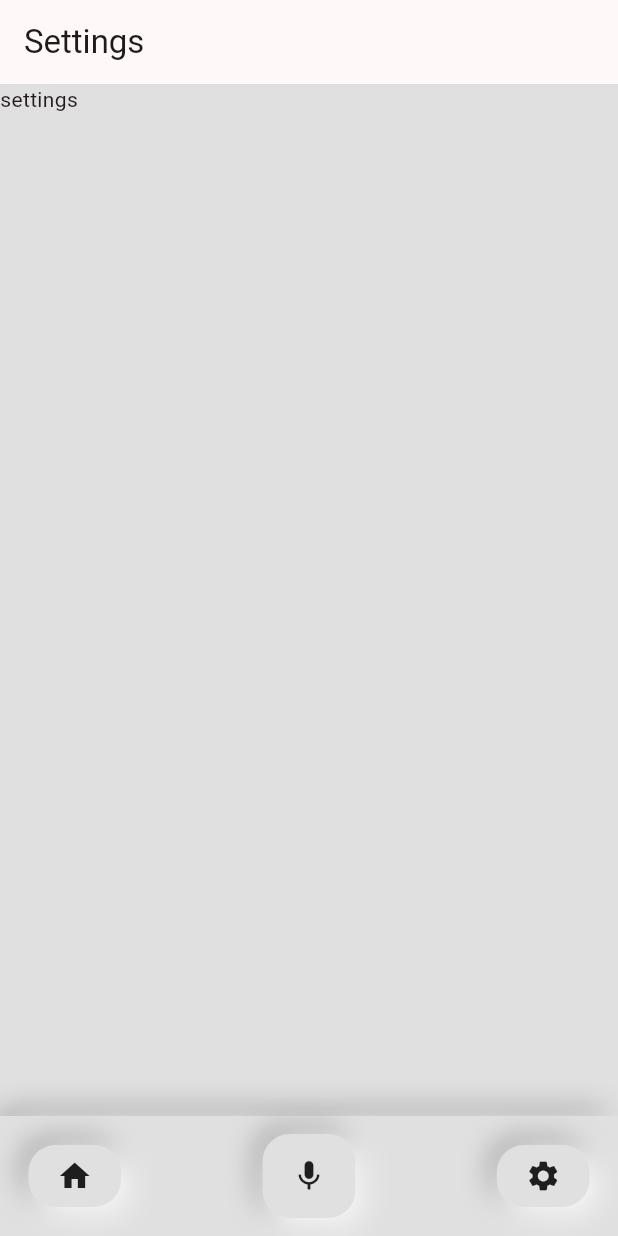
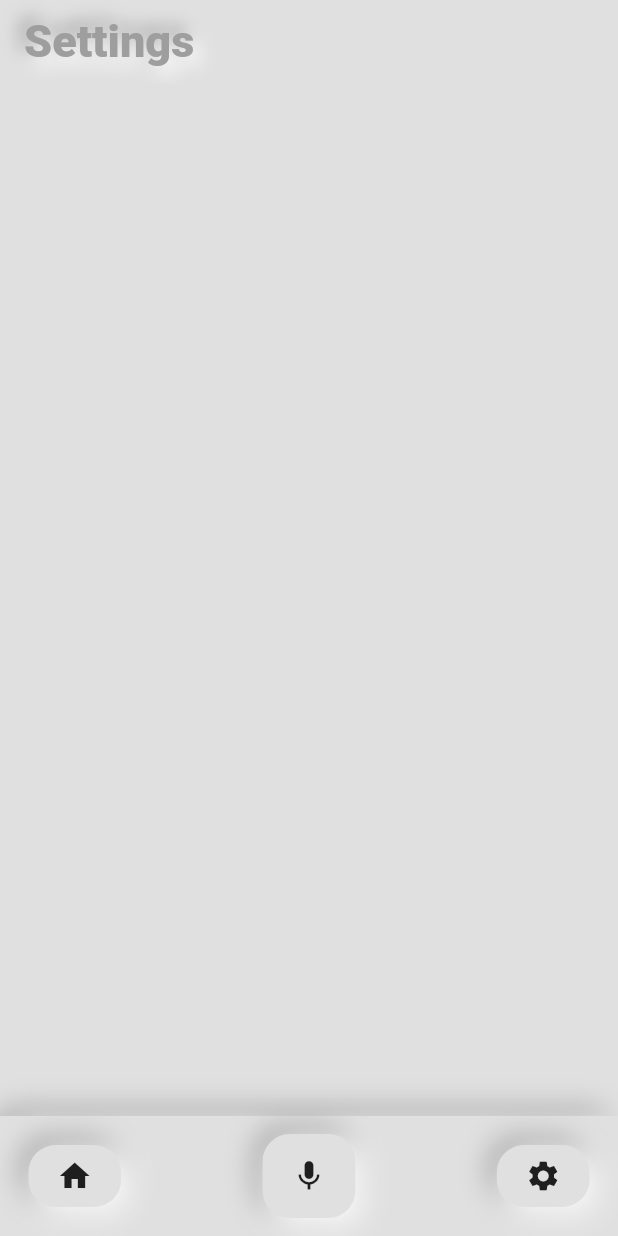
Before and after one commit to Schoenabatic/translator-app, a Flutter app: the screen it shows after launch, swiped to page 2, on a phone screen of 412 x 824 dp. Run offline on Flutter 3.47's test engine with Material 2 defaults, Android fonts, the phone set to English and light mode, and no system bars; our stand-ins replace flutter_inset_box_shadow; missing offline and left inert: translator; Roboto replaces fonts that are missing (SFUI).

```diff
--- a/lib/pages/home_page.dart
+++ b/lib/pages/home_page.dart
@@ -11,6 +11,7 @@ class HomePage extends StatefulWidget {
 }
 
 class _HomePageState extends State<HomePage> {
+  PageController? controller;
   @override
   Widget build(BuildContext context) {
     return Scaffold(
@@ -27,6 +28,11 @@ class _HomePageState extends State<HomePage> {
             mainAxisAlignment: MainAxisAlignment.spaceAround,
             children: [
               GestureDetector(
+                onTap: () {
+                  setState(() {
+                    PageController(initialPage: 0);
+                  });
+                },
                 child: Container(
                   height: MediaQuery.of(context).size.height * 0.05,
                   width: MediaQuery.of(context).size.width * 0.15,
@@ -44,6 +50,7 @@ class _HomePageState extends State<HomePage> {
                 width: MediaQuery.of(context).size.width * 0.2,
               ),
               GestureDetector(
+                onTap: () {},
                 child: Container(
                   height: MediaQuery.of(context).size.height * 0.08,
                   width: MediaQuery.of(context).size.width * 0.15,
@@ -79,6 +86,8 @@ class _HomePageState extends State<HomePage> {
         ),
       ),
       body: PageView(
+        controller: controller,
+        physics: NeverScrollableScrollPhysics(),
         children: const [
           TranslatorPage(),
           SettingsPage(),
--- a/lib/pages/settings_page.dart
+++ b/lib/pages/settings_page.dart
@@ -8,10 +8,29 @@ class SettingsPage extends StatelessWidget {
   @override
   Widget build(BuildContext context) {
     return Scaffold(
-      body: const Text('settings'),
       backgroundColor: Colors.grey[300],
       appBar: AppBar(
-        title: const Text('Settings'),
+        backgroundColor: Colors.grey[300],
+        title: Text(
+          'Settings',
+          style: TextStyle(
+            color: Colors.grey[500],
+            fontWeight: FontWeight.w800,
+            fontSize: 30,
+            shadows: [
+              Shadow(
+                color: Colors.grey.shade500,
+                offset: const Offset(-5, -5),
+                blurRadius: 15,
+              ),
+              const BoxShadow(
+                color: Colors.white,
+                offset: Offset(5, 5),
+                blurRadius: 15,
+              )
+            ],
+          ),
+        ),
       ),
     );
   }
```
